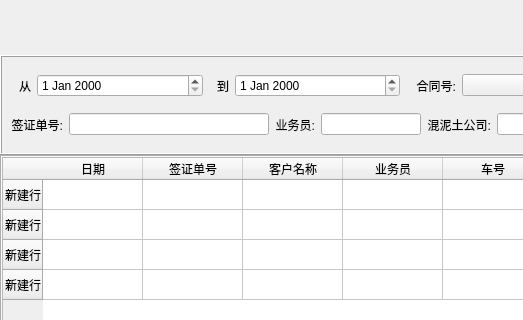
Before: the Qt Designer form ui/tabwidget/receivablewidget.ui in longcp/CarRentalManagement, drawn with Qt 5; both pictures show x 0 to 523 and y 0 to 320 of the 1142 by 744 pixel window.
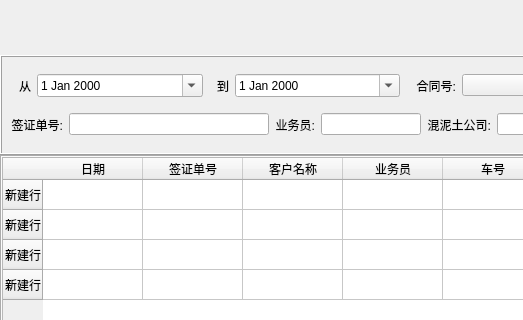
After: the same form once the commit is applied.

The edit to the form file:
```diff
--- a/ui/tabwidget/receivablewidget.ui
+++ b/ui/tabwidget/receivablewidget.ui
@@ -140,6 +140,9 @@
              <height>16777215</height>
             </size>
            </property>
+           <property name="calendarPopup">
+            <bool>true</bool>
+           </property>
           </widget>
          </item>
          <item>
@@ -165,7 +168,11 @@
           </widget>
          </item>
          <item>
-          <widget class="QDateEdit" name="toDateEdit"/>
+          <widget class="QDateEdit" name="toDateEdit">
+           <property name="calendarPopup">
+            <bool>true</bool>
+           </property>
+          </widget>
          </item>
          <item>
           <widget class="QLabel" name="contractNumLabel">
```
